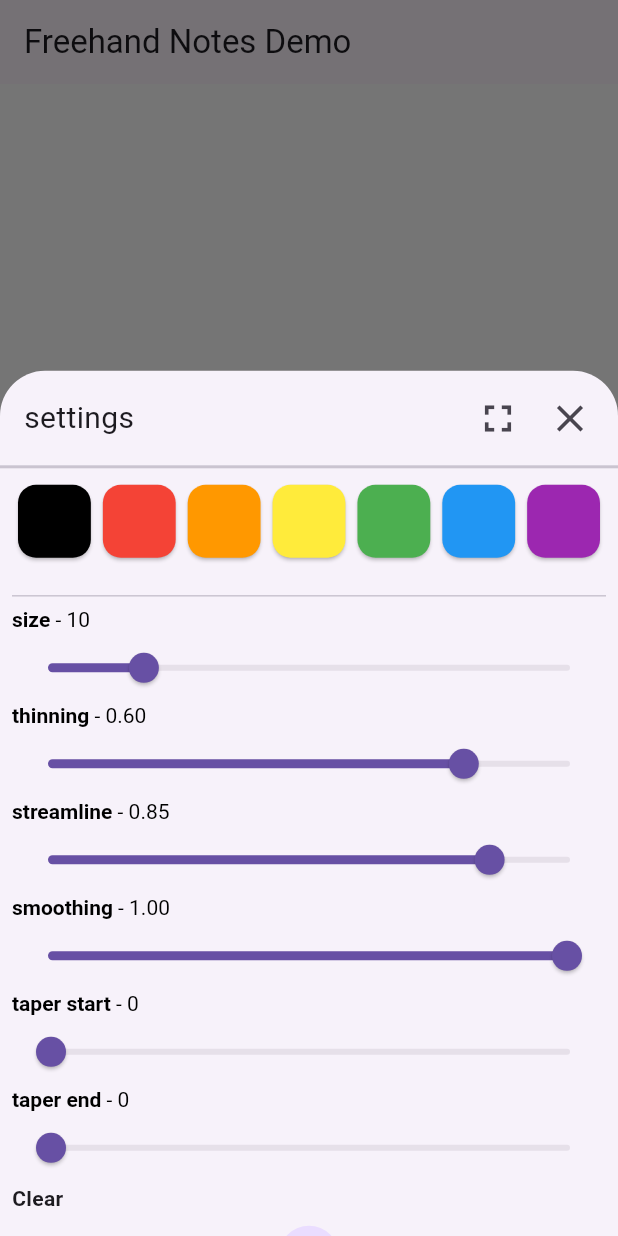
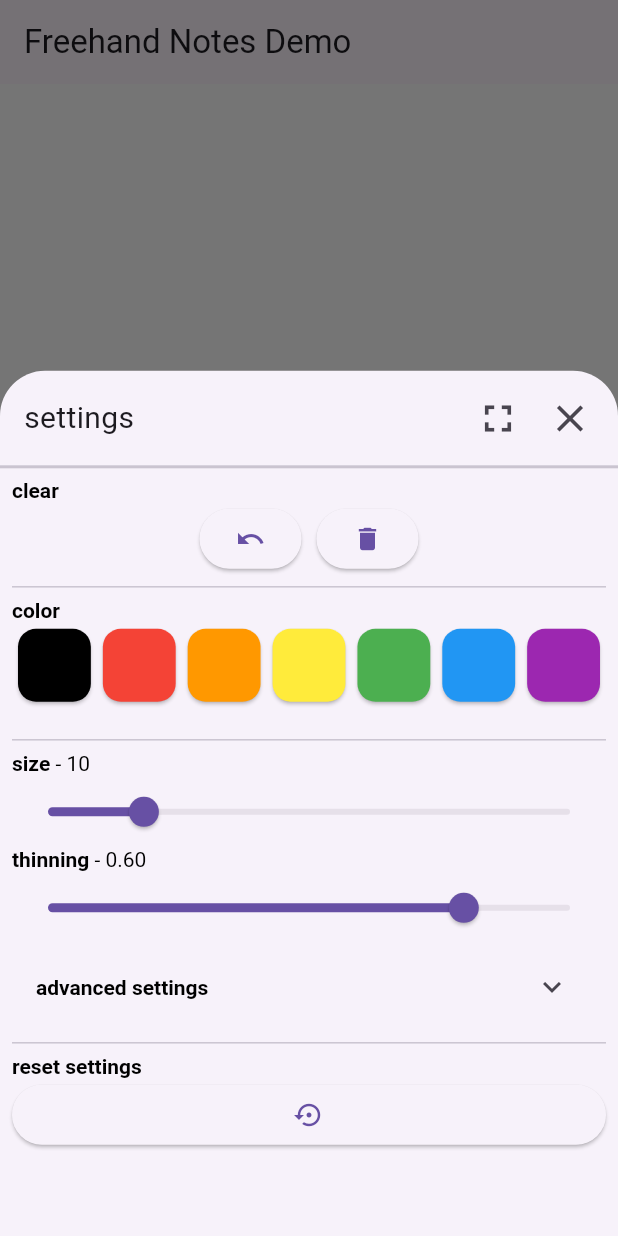
Before and after one commit to FurryProtogen/freehandnotes, a Flutter app: the screen it shows after launch, after a tap on the "edit" icon, on a phone screen of 412 x 824 dp. Run offline on Flutter 3.47's test engine with Material 2 defaults, Android fonts, the phone set to English and light mode, and no system bars; missing offline and left inert: perfect_freehand.

Commit message:
update settings panel
Updated the settings panel to improve the UI.
This update also provides two new buttons: remove last line and reset settings.

```diff
--- a/lib/src/freehandnoteswidgets.dart
+++ b/lib/src/freehandnoteswidgets.dart
@@ -19,13 +19,15 @@ class FreehandNotesOptionsFAB extends StatefulWidget {
   final String? stringSettings;
   final String? stringSize;
   final String? stringThinning;
+  final String? stringAdvancedSettings;
   final String? stringStreamline;
   final String? stringSmoothing;
   final String? stringTaperStart;
   final String? stringTaperEnd;
   final String? stringClear;
+  final String? stringResetSettings;
 
-  const FreehandNotesOptionsFAB({Key? key, this.buttonColor, this.iconColor, this.stringSettings, this.stringSize, this.stringThinning, this.stringStreamline, this.stringSmoothing, this.stringTaperStart, this.stringTaperEnd, this.stringClear}) : super(key: key);
+  const FreehandNotesOptionsFAB({Key? key, this.buttonColor, this.iconColor, this.stringSettings, this.stringSize, this.stringThinning, this.stringAdvancedSettings, this.stringStreamline, this.stringSmoothing, this.stringTaperStart, this.stringTaperEnd, this.stringClear, this.stringResetSettings}) : super(key: key);
 
   @override
   State<FreehandNotesOptionsFAB> createState() => _FreehandNotesOptionsFABState();
@@ -52,11 +54,13 @@ class _FreehandNotesOptionsFABState extends State<FreehandNotesOptionsFAB> {
               strokeOptionsSliders: StrokeOptionsSliders(
                 stringSize: widget.stringSize,
                 stringThinning: widget.stringThinning,
+                stringAdvancedSettings: widget.stringAdvancedSettings,
                 stringStreamline: widget.stringStreamline,
                 stringSmoothing: widget.stringSmoothing,
                 stringTaperStart: widget.stringTaperStart,
                 stringTaperEnd: widget.stringTaperEnd,
                 stringClear: widget.stringClear,
+                stringResetSettings: widget.stringResetSettings,
               ),
               stringSettings: widget.stringSettings,
             );
--- a/lib/src/stroke_options.dart
+++ b/lib/src/stroke_options.dart
@@ -3,15 +3,18 @@ import 'package:freehandnotes/src/stroke.dart';
 import 'package:provider/provider.dart';
 
 class StrokeOptionsSliders extends StatefulWidget {
+  final String? stringColor;
   final String? stringSize;
   final String? stringThinning;
+  final String? stringAdvancedSettings;
   final String? stringStreamline;
   final String? stringSmoothing;
   final String? stringTaperStart;
   final String? stringTaperEnd;
   final String? stringClear;
+  final String? stringResetSettings;
 
-  const StrokeOptionsSliders({Key? key, this.stringSize, this.stringThinning, this.stringStreamline, this.stringSmoothing, this.stringTaperStart, this.stringTaperEnd, this.stringClear}) : super(key: key);
+  const StrokeOptionsSliders({Key? key, this.stringColor, this.stringSize, this.stringThinning, this.stringAdvancedSettings, this.stringStreamline, this.stringSmoothing, this.stringTaperStart, this.stringTaperEnd, this.stringClear, this.stringResetSettings}) : super(key: key);
 
   @override
   State<StrokeOptionsSliders> createState() => _StrokeOptionsSlidersState();
@@ -26,6 +29,33 @@ class _StrokeOptionsSlidersState extends State<StrokeOptionsSliders> {
       radius: const Radius.circular(30),
       child: ListView(
         children: [
+          _MenuSettingText(
+            title: widget.stringClear ?? 'clear',
+          ),
+          Row(
+            mainAxisAlignment: MainAxisAlignment.center,
+            children: [
+              ElevatedButton(
+                onPressed: settingsProvider.undo,
+                child: const Icon(
+                  Icons.undo,
+                  size: 20.0,
+                ),
+              ),
+              const SizedBox(width: 10,),
+              ElevatedButton(
+                onPressed: settingsProvider.clearAll,
+                child: const Icon(
+                  Icons.delete,
+                  size: 20.0,
+                ),
+              ),
+            ],
+          ),
+          const Divider(),
+          _MenuSettingText(
+            title: widget.stringColor ?? 'color',
+          ),
           SizedBox(
             height: (55 / (MediaQuery.of(context).size.width/55 < colorCards.length ? MediaQuery.of(context).size.width/55 : colorCards.length.toDouble()) / colorCards.length).round()*70,
             child: GridView.count(
@@ -66,6 +96,12 @@ class _StrokeOptionsSlidersState extends State<StrokeOptionsSliders> {
                   settingsProvider.thinning = value;
                 })
               }),
+          ExpansionTile(
+            expandedCrossAxisAlignment: CrossAxisAlignment.start,
+            title: _MenuSettingText(
+              title: widget.stringAdvancedSettings ?? 'advanced settings',
+            ),
+            children: [
               _MenuSettingText(
                 title: widget.stringStreamline ?? 'streamline',
                 value: settingsProvider.streamline.toStringAsFixed(2).toString(),
@@ -126,24 +162,20 @@ class _StrokeOptionsSlidersState extends State<StrokeOptionsSliders> {
                       settingsProvider.taperEnd = value;
                     })
                   }),
-          Text(
-            widget.stringClear ?? 'Clear',
-            textAlign: TextAlign.start,
-            overflow: TextOverflow.ellipsis,
-            style: const TextStyle(fontWeight: FontWeight.bold, fontSize: 14),
+            ],
           ),
-          GestureDetector(
-            onTap: settingsProvider.clearAll,
-            child: const Padding(
-              padding: EdgeInsets.symmetric(vertical: 8.0),
-              child: CircleAvatar(
-                  child: Icon(
-                    Icons.delete,
+          const Divider(),
+          _MenuSettingText(
+            title: widget.stringResetSettings ?? 'reset settings',
+          ),
+          ElevatedButton(
+            onPressed: settingsProvider.resetSettings,
+            child: const Icon(
+              Icons.settings_backup_restore,
               size: 20.0,
-                    color: Colors.white,
-                  )),
             ),
           ),
+          const SizedBox(height: 10,),
         ],
       ),
     );
@@ -176,8 +208,8 @@ class _StrokeOptionsSlidersState extends State<StrokeOptionsSliders> {
 
 class _MenuSettingText extends StatelessWidget {
   final String title;
-  final String value;
-  const _MenuSettingText({Key? key, required this.title, required this.value}) : super(key: key);
+  final String? value;
+  const _MenuSettingText({Key? key, required this.title, this.value}) : super(key: key);
 
   @override
   Widget build(BuildContext context) {
@@ -187,7 +219,7 @@ class _MenuSettingText extends StatelessWidget {
         style: const TextStyle(fontWeight: FontWeight.bold, fontSize: 14, color: Colors.black),
         children: <TextSpan> [
           TextSpan(
-            text: ' - $value',
+            text: value!=null ? ' - $value': '',
             style: const TextStyle(fontSize: 14, fontWeight: FontWeight.normal),
           ),
         ],
@@ -231,6 +263,30 @@ class StrokeOptions extends ChangeNotifier {
   void clearAll() {
     lines = [];
     line = null;
+    notifyListeners();
+  }
+
+  ///Removes last line.
+  void undo() {
+    lines.removeLast();
+    line = null;
+    notifyListeners();
+  }
+
+  ///Reset all settings;
+  void resetSettings() {
+    color = Colors.black;
+    size = 10;
+    thinning = 0.60;
+    smoothing = 1.0;
+    streamline = 0.85;
+    simulatePressure = true;
+    taperStart = 0.0;
+    taperEnd = 0.0;
+    capStart = true;
+    capEnd = true;
+    isComplete = false;
+
     notifyListeners();
   }
 
```
Lines whose indentation alone changed are shown as unchanged.
